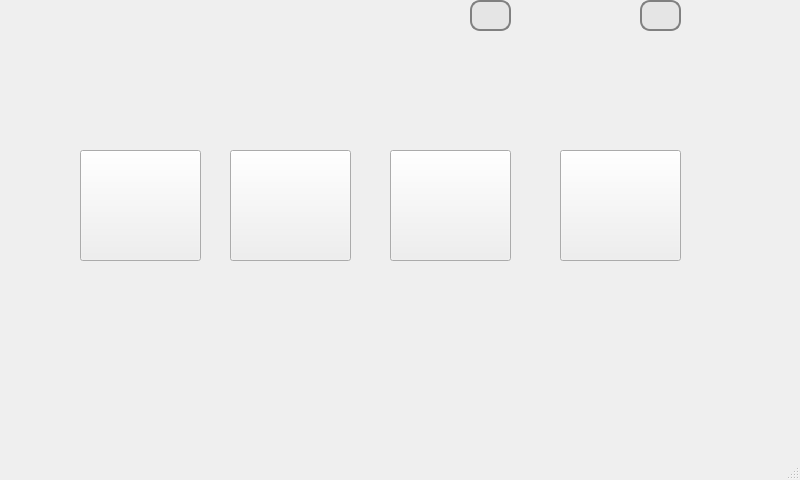
Old version of the form choosewindow.ui in the repository mateusur/Home_automation.
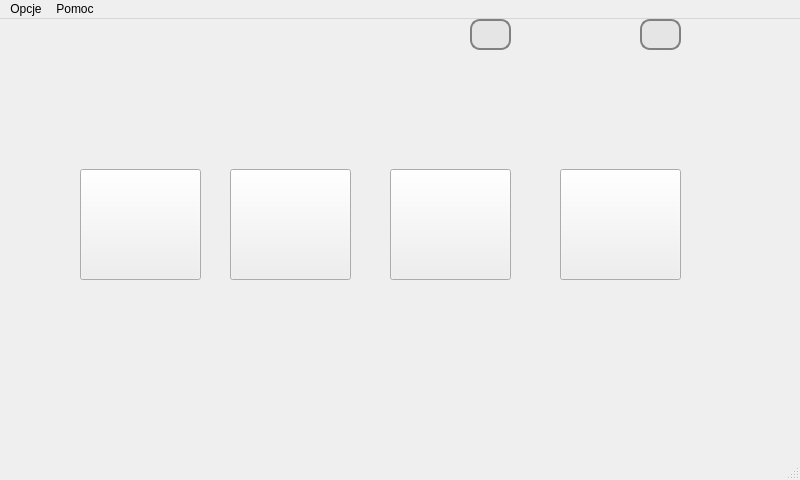
New version of the form. Icons and pictures are not drawn.

```diff
--- a/choosewindow.ui
+++ b/choosewindow.ui
@@ -189,6 +189,20 @@
      <height>26</height>
     </rect>
    </property>
+   <widget class="QMenu" name="menu_options">
+    <property name="title">
+     <string>Opcje</string>
+    </property>
+    <addaction name="action_optionsMQTT_2"/>
+   </widget>
+   <widget class="QMenu" name="menu_help">
+    <property name="title">
+     <string>Pomoc</string>
+    </property>
+    <addaction name="action_about_author"/>
+   </widget>
+   <addaction name="menu_options"/>
+   <addaction name="menu_help"/>
   </widget>
   <widget class="QStatusBar" name="statusbar"/>
  </widget>
```
Left out of the diff: 15 changed lines with no effect on the pictures.
